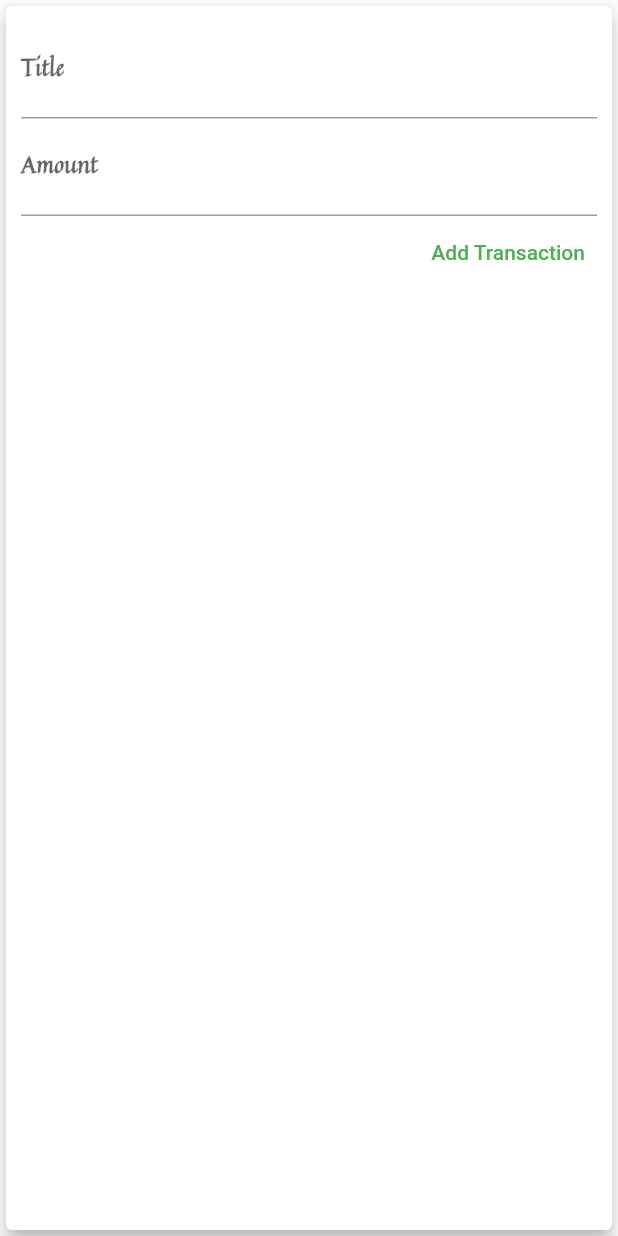
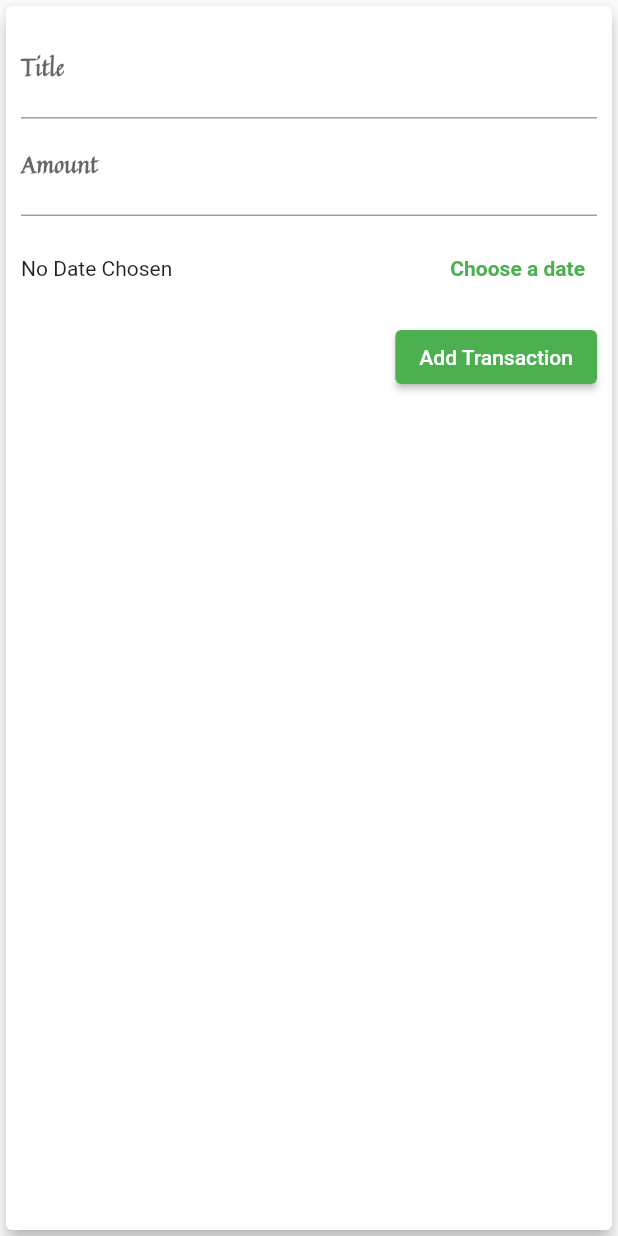
Before and after one commit to anaselhajjaji/learn-flutter, a Flutter app: the NewTransaction widget shown alone on an empty page, opened directly with empty values, after a tap on "Add Transaction", on a phone screen of 412 x 824 dp. Run offline on Flutter 3.47's test engine with Material 2 defaults, Android fonts, the phone set to English and light mode, and no system bars.

Commit message:
adds date picker

```diff
--- a/personal_expenses_app/lib/main.dart
+++ b/personal_expenses_app/lib/main.dart
@@ -73,12 +73,13 @@ class _MyHomePageState extends State<MyHomePage> {
     }).toList();
   }
 
-  void _addNewTransaction(String inputTitle, double inputAmount) {
+  void _addNewTransaction(
+      String inputTitle, double inputAmount, DateTime transactionDate) {
     final newTx = Transaction(
         id: DateTime.now().toString(),
         title: inputTitle,
         amount: inputAmount,
-        date: DateTime.now());
+        date: transactionDate);
 
     setState(() {
       _transactions.add(newTx);
--- a/personal_expenses_app/lib/widgets/new_transaction.dart
+++ b/personal_expenses_app/lib/widgets/new_transaction.dart
@@ -1,4 +1,5 @@
 import 'package:flutter/material.dart';
+import 'package:intl/intl.dart';
 
 /*TODO: the reason why StatefulWidget is used instead of Stateless
  is to avoid loosing data in the modal bottom sheet, flutter needs that internally.
@@ -15,23 +16,45 @@ class NewTransaction extends StatefulWidget {
 }
 
 class _NewTransactionState extends State<NewTransaction> {
-  final titleController = TextEditingController();
+  final _titleController = TextEditingController();
+  final _amountController = TextEditingController();
+  DateTime? _selectedDate;
 
-  final amountController = TextEditingController();
+  void _submitTransaction() {
+    if (_amountController.text.isEmpty) {
+      return;
+    }
 
-  void submitTransaction() {
-    final enteredTitle = titleController.text;
-    final enteredAmount = double.parse(amountController.text);
+    final enteredTitle = _titleController.text;
+    final enteredAmount = double.parse(_amountController.text);
 
-    if (enteredTitle.isEmpty || enteredAmount <= 0) {
+    if (enteredTitle.isEmpty || enteredAmount <= 0 || _selectedDate == null) {
       return;
     }
 
     // TODO: to acceess widget properties from the state
-    widget.onAddNewTransaction(enteredTitle, enteredAmount);
+    widget.onAddNewTransaction(enteredTitle, enteredAmount, _selectedDate);
 
     // TODO: to close the bottom sheet after submiting the data
     Navigator.of(context).pop();
+  }
+
+  void _displayDatePicker() {
+    //TODO: to display the date picker, returns a Future we have here an example of Future usage
+    showDatePicker(
+      context: context,
+      initialDate: DateTime.now(),
+      firstDate: DateTime(2022),
+      lastDate: DateTime.now(),
+    ).then((pickedDate) {
+      if (pickedDate == null) {
+        return;
+      }
+
+      setState(() {
+        _selectedDate = pickedDate;
+      });
+    });
   }
 
   @override
@@ -46,9 +69,9 @@ class _NewTransactionState extends State<NewTransaction> {
           children: <Widget>[
             TextField(
               decoration: InputDecoration(labelText: 'Title'),
-              controller: titleController,
+              controller: _titleController,
               onSubmitted: (_) =>
-                  submitTransaction(), //TODO: the (_) is to tell that I know I'll have an argument but I won't use it
+                  _submitTransaction(), //TODO: the (_) is to tell that I know I'll have an argument but I won't use it
               /* TODO: Can be done this way as well
                         onChanged: (value) {
                         titleInput = value;
@@ -56,18 +79,39 @@ class _NewTransactionState extends State<NewTransaction> {
             ),
             TextField(
               decoration: InputDecoration(labelText: 'Amount'),
-              controller: amountController,
+              controller: _amountController,
               keyboardType:
                   TextInputType.number, //TODO: to have a number keyboard
               onSubmitted: (_) =>
-                  submitTransaction(), //TODO: the (_) is to tell that I know I'll have an argument but I won't use it
+                  _submitTransaction(), //TODO: the (_) is to tell that I know I'll have an argument but I won't use it
               /*TODO: Can be done this way as well
                         onChanged: (value) {
                         amountInput = value;
                       },*/
             ),
-            TextButton(
-                onPressed: () => submitTransaction(),
+            Container(
+              height: 70,
+              child: Row(
+                children: [
+                  Expanded(
+                    child: Text(_selectedDate == null
+                        ? 'No Date Chosen'
+                        : 'Picked Date: ${DateFormat.yMd().format(_selectedDate ?? DateTime.now())}'),
+                  ),
+                  TextButton(
+                    onPressed: _displayDatePicker,
+                    child: Text(
+                      'Choose a date',
+                      style: TextStyle(
+                        fontWeight: FontWeight.bold,
+                      ),
+                    ),
+                  ),
+                ],
+              ),
+            ),
+            ElevatedButton(
+                onPressed: () => _submitTransaction(),
                 child: Text('Add Transaction'))
           ],
         ),
```
